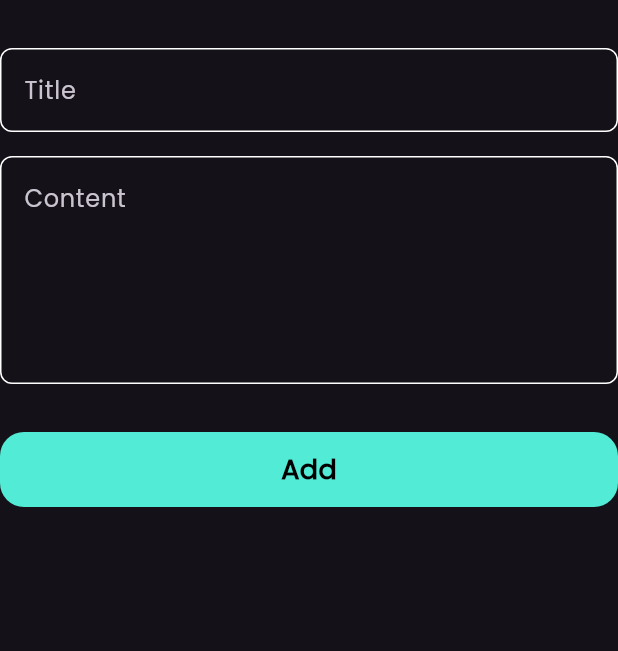
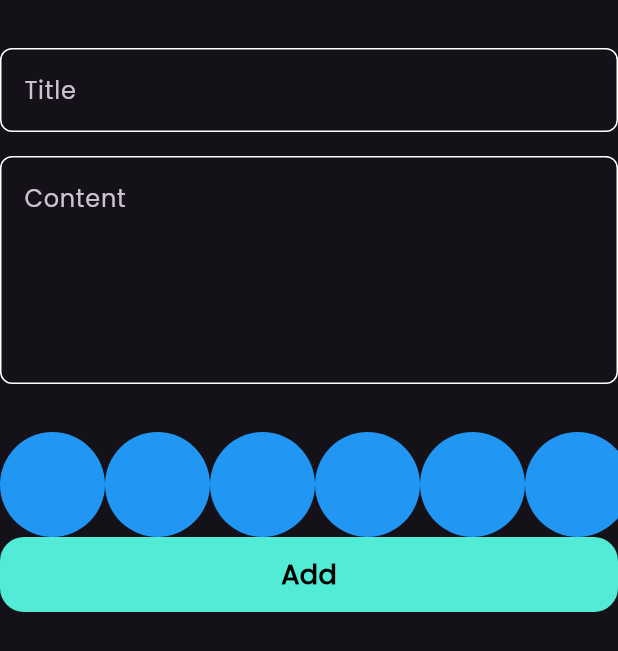
Before and after one commit to i4oofi/Notes_App, a Flutter app: the AddNoteForm widget shown alone on an empty page, opened directly, on a phone screen of 412 x 824 dp. Shown: the top 651 px of the screen. Run offline on Flutter 3.47's test engine with Material 3 defaults, Android fonts, the phone set to English and light mode, and no system bars; our stand-ins replace bloc, flutter_bloc, font_awesome_flutter, hive, hive_flutter; accounts and stored records are empty.

Commit message:
create colors listview part one

```diff
--- a/lib/widgets/add_note_form.dart
+++ b/lib/widgets/add_note_form.dart
@@ -3,6 +3,7 @@ import 'package:flutter_bloc/flutter_bloc.dart';
 import 'package:intl/intl.dart';
 import 'package:notes_app/cubits/add_note_cubit/add_note_cubit.dart';
 import 'package:notes_app/models/note_model.dart';
+import 'package:notes_app/widgets/colors_listview.dart';
 import 'package:notes_app/widgets/custom_button.dart';
 import 'package:notes_app/widgets/cutom_text_field.dart';
 
@@ -48,6 +49,7 @@ class _AddNoteFormState extends State<AddNoteForm> {
           const SizedBox(
             height: 32,
           ),
+          ColorsListView(),
           BlocBuilder<AddNoteCubit, AddNoteState>(
             builder: (context, state) {
               return CustomButton(
--- /dev/null
+++ b/lib/widgets/colors_listview.dart
@@ -0,0 +1,30 @@
+import 'package:flutter/material.dart';
+
+class ColorItem extends StatelessWidget {
+  const ColorItem({super.key});
+
+  @override
+  Widget build(BuildContext context) {
+    return CircleAvatar(
+      radius: 35,
+      backgroundColor: Colors.blue,
+    );
+  }
+}
+
+class ColorsListView extends StatelessWidget {
+  const ColorsListView({super.key});
+
+  @override
+  Widget build(BuildContext context) {
+    return SizedBox(
+      height: 70,
+      child: ListView.builder(
+          scrollDirection: Axis.horizontal,
+          itemCount: 10,
+          itemBuilder: (context, index) {
+            return ColorItem();
+          }),
+    );
+  }
+}
```
